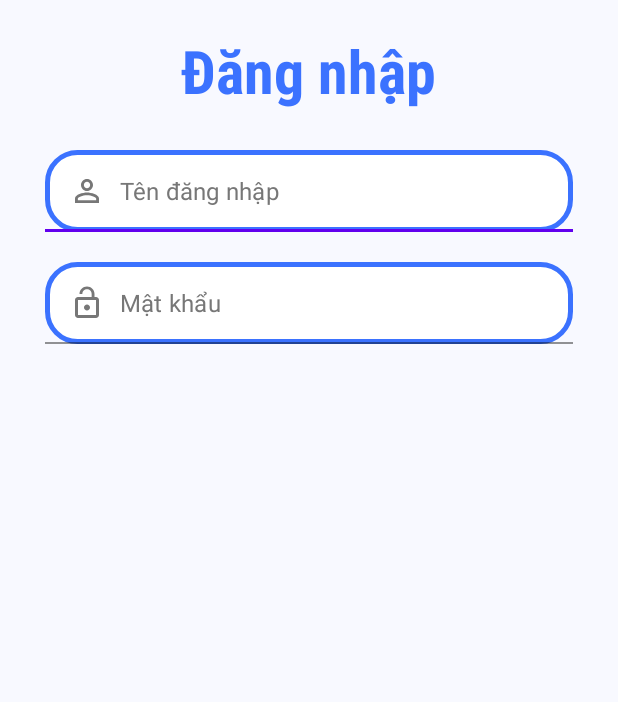
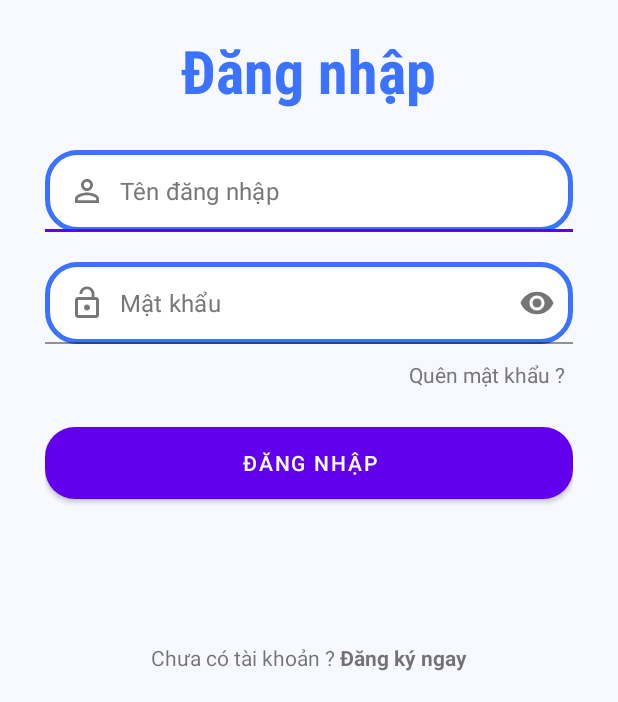
Before and after one commit to r1chou5e/derma-medical-app, an Android app: the screen it shows after launch (LoginActivity), on a phone screen of 412 x 824 dp, the part 534-1236 px from its top. Run offline under Robolectric (Android 15) with nearby library versions, the phone set to English and light mode, and no system bars.

Commit message:
[add] LoginBtn, forgotTv, SignupTv

```diff
--- a/app/src/main/res/layout/activity_login.xml
+++ b/app/src/main/res/layout/activity_login.xml
@@ -71,6 +71,7 @@
             android:layout_height="wrap_content"
             android:layout_below="@id/usernameTil"
             android:layout_marginTop="20dp"
+            app:passwordToggleEnabled="true"
             app:hintEnabled="false">
 
             <EditText
@@ -87,6 +88,40 @@
 
         </com.google.android.material.textfield.TextInputLayout>
 
+        <!--   Forgot password    -->
+        <TextView
+            android:id="@+id/forgotTv"
+            android:layout_width="wrap_content"
+            android:layout_height="wrap_content"
+            android:layout_below="@id/passwordTil"
+            android:layout_alignParentEnd="true"
+            android:layout_marginTop="5dp"
+            android:padding="5dp"
+            android:text="Quên mật khẩu ?"
+            android:textColor="@color/gray"/>
+
+        <!--    Login Button    -->
+        <Button
+            android:id="@+id/loginBtn"
+            android:layout_width="match_parent"
+            android:layout_height="wrap_content"
+            android:layout_below="@id/forgotTv"
+            android:text="Đăng nhập"
+            android:layout_marginTop="20dp"
+            android:shadowDy="4"
+            android:background="@drawable/shape_button01"
+            android:textColor="@color/white"/>
+
+        <!--    No Account Register    -->
+        <TextView
+            android:id="@+id/noAccountTv"
+            android:layout_width="wrap_content"
+            android:layout_height="wrap_content"
+            android:layout_alignParentBottom="true"
+            android:layout_centerHorizontal="true"
+            android:padding="10dp"
+            android:layout_marginBottom="10dp"
+            android:text="@string/new_user_signup"/>
     </RelativeLayout>
 
 
--- a/app/src/main/res/values/strings.xml
+++ b/app/src/main/res/values/strings.xml
@@ -1,3 +1,4 @@
 <resources>
     <string name="app_name">Derma Medical Application</string>
+    <string name="new_user_signup">Chưa có tài khoản ? <b>Đăng ký ngay</b></string>
 </resources>
```
